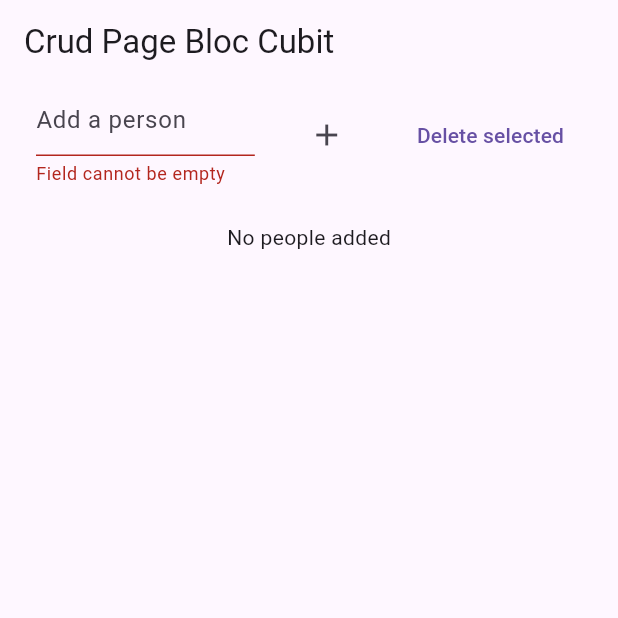
After one commit to renatodacostanunes/skills, a Flutter app: the CrudPageBlocCubit screen opened directly, after a tap on the "add" icon, on a phone screen of 412 x 824 dp, the top half of it. The commit adds this screen. Run offline on Flutter 3.47's test engine with Material 3 defaults, Android fonts, the phone set to English and light mode, and no system bars; our stand-ins replace flutter_bloc, flutter_mobx, mobx; generated files the repository leaves out were written again.

Commit message:
crud bloc cubit

```diff
--- /dev/null
+++ b/lib/STATE_MANAGERS/CRUD_BLOC_CUBIT/controller_bloc_cubit.dart
@@ -0,0 +1,34 @@
+import 'package:flutter_bloc/flutter_bloc.dart';
+import 'package:skills/STATE_MANAGERS/CRUD_BLOC_CUBIT/person_states.dart';
+import 'package:skills/STATE_MANAGERS/model/person_model.dart';
+
+class ControllerBlocCubit extends Cubit<PersonStates> {
+  ControllerBlocCubit() : super(PersonInitialState());
+
+  var listPerson = [];
+
+  void addPerson(String name) {
+    listPerson.add(PersonModel(name: name));
+    emit(PersonLoaded());
+  }
+
+  void selectedPerson(int person, bool selected) {
+    listPerson[person].selected = selected;
+    emit(PersonLoaded());
+  }
+
+  void deletePerson(int person) {
+    listPerson.removeAt(person);
+    listPerson.isEmpty ? emit(PersonInitialState()) : emit(PersonLoaded());
+  }
+
+  void deleteSelected() {
+    listPerson.removeWhere((person) => person.selected);
+    listPerson.isEmpty ? emit(PersonInitialState()) : emit(PersonLoaded());
+  }
+
+  void editPerson(int person, String nameEdited) {
+    listPerson[person].name = nameEdited;
+    emit(PersonLoaded());
+  }
+}
--- /dev/null
+++ b/lib/STATE_MANAGERS/CRUD_BLOC_CUBIT/crud_page_bloc_cubit.dart
@@ -0,0 +1,138 @@
+import 'package:flutter/material.dart';
+import 'package:flutter_bloc/flutter_bloc.dart';
+import 'package:skills/STATE_MANAGERS/CRUD_BLOC_CUBIT/controller_bloc_cubit.dart';
+import 'package:skills/STATE_MANAGERS/CRUD_BLOC_CUBIT/person_states.dart';
+
+class CrudPageBlocCubit extends StatelessWidget {
+  CrudPageBlocCubit({super.key});
+
+  final formKey = GlobalKey<FormState>();
+  final formKeyEditPerson = GlobalKey<FormState>();
+  final personFieldController = TextEditingController();
+  final personEditFieldController = TextEditingController();
+  final controller = ControllerBlocCubit();
+
+  @override
+  Widget build(BuildContext context) {
+    return Scaffold(
+      appBar: AppBar(title: const Text('Crud Page Bloc Cubit')),
+      body: SingleChildScrollView(
+        child: Padding(
+          padding: const EdgeInsets.symmetric(horizontal: 24.0),
+          child: Column(
+            children: [
+              Row(
+                children: [
+                  Expanded(
+                    child: Form(
+                      key: formKey,
+                      child: TextFormField(
+                        controller: personFieldController,
+                        validator: (value) {
+                          if (value?.isEmpty ?? false) return "Field cannot be empty";
+                          return null;
+                        },
+                        decoration: const InputDecoration(hintText: "Add a person"),
+                      ),
+                    ),
+                  ),
+                  const SizedBox(width: 24.0),
+                  IconButton(
+                      onPressed: () {
+                        formKey.currentState?.validate() ?? false
+                            ? () {
+                                controller.addPerson(personFieldController.text);
+                                personFieldController.clear();
+                              }()
+                            : null;
+                      },
+                      icon: const Icon(Icons.add)),
+                  const SizedBox(width: 24.0),
+                  TextButton(
+                    onPressed: () => controller.deleteSelected(),
+                    child: const Text("Delete selected"),
+                  ),
+                ],
+              ),
+              const SizedBox(height: 24.0),
+              BlocBuilder<ControllerBlocCubit, PersonStates>(
+                bloc: controller,
+                builder: (context, state) {
+                  if (state is PersonInitialState) return const Text("No people added");
+                  if (state is PersonLoaded) {
+                    return Column(
+                      children: [
+                        ...List.generate(
+                          controller.listPerson.length,
+                          (index) => Row(
+                            children: [
+                              Checkbox(
+                                value: controller.listPerson[index].selected,
+                                onChanged: (value) => controller.selectedPerson(index, value!),
+                              ),
+                              Text(controller.listPerson[index].name),
+                              const Spacer(),
+                              IconButton(
+                                onPressed: () async {
+                                  personEditFieldController.text = controller.listPerson[index].name;
+                                  await showDialog(
+                                    context: context,
+                                    builder: (context) => AlertDialog(
+                                      title: const Text("Edit name"),
+                                      content: Form(
+                                        key: formKeyEditPerson,
+                                        child: TextFormField(
+                                          controller: personEditFieldController,
+                                          validator: (value) {
+                                            if (value?.isEmpty ?? false) return "Field cannot be empty";
+                                            return null;
+                                          },
+                                          decoration: const InputDecoration(hintText: "Add a person"),
+                                        ),
+                                      ),
+                                      actions: [
+                                        TextButton(
+                                          child: const Text("Cancel"),
+                                          onPressed: () => Navigator.of(context).pop(),
+                                        ),
+                                        TextButton(
+                                          style: TextButton.styleFrom(
+                                            textStyle: Theme.of(context).textTheme.labelLarge,
+                                          ),
+                                          child: const Text("Edit"),
+                                          onPressed: () {
+                                            formKeyEditPerson.currentState?.validate() ?? false
+                                                ? () {
+                                                    controller.editPerson(index, personEditFieldController.text);
+                                                    Navigator.of(context).pop();
+                                                  }()
+                                                : null;
+                                          },
+                                        ),
+                                      ],
+                                    ),
+                                  );
+                                },
+                                icon: const Icon(Icons.edit),
+                              ),
+                              IconButton(
+                                onPressed: () => controller.deletePerson(index),
+                                icon: const Icon(Icons.delete),
+                              ),
+                            ],
+                          ),
+                        ),
+                      ],
+                    );
+                  } else {
+                    return const Center(child: Text("Unexpected error"));
+                  }
+                },
+              ),
+            ],
+          ),
+        ),
+      ),
+    );
+  }
+}
--- /dev/null
+++ b/lib/STATE_MANAGERS/CRUD_BLOC_CUBIT/main.dart
@@ -0,0 +1,4 @@
+import 'package:flutter/material.dart';
+import 'package:skills/STATE_MANAGERS/CRUD_BLOC_CUBIT/crud_page_bloc_cubit.dart';
+
+void main() => runApp(MaterialApp(home: CrudPageBlocCubit()));
--- /dev/null
+++ b/lib/STATE_MANAGERS/CRUD_BLOC_CUBIT/person_states.dart
@@ -0,0 +1,5 @@
+abstract class PersonStates {}
+
+class PersonInitialState extends PersonStates {}
+
+class PersonLoaded extends PersonStates {}
--- a/pubspec.yaml
+++ b/pubspec.yaml
@@ -15,6 +15,7 @@ dependencies:
   flutter_mobx: ^2.2.1+1
 
   cupertino_icons: ^1.0.6
+  flutter_bloc: ^8.1.6
 
 dev_dependencies:
   flutter_test:
```
Also changed, not shown: lib/STATE_MANAGERS/CRUD_MOBX/crud_page_mobx.dart (+5 -3 lines), pubspec.lock.
